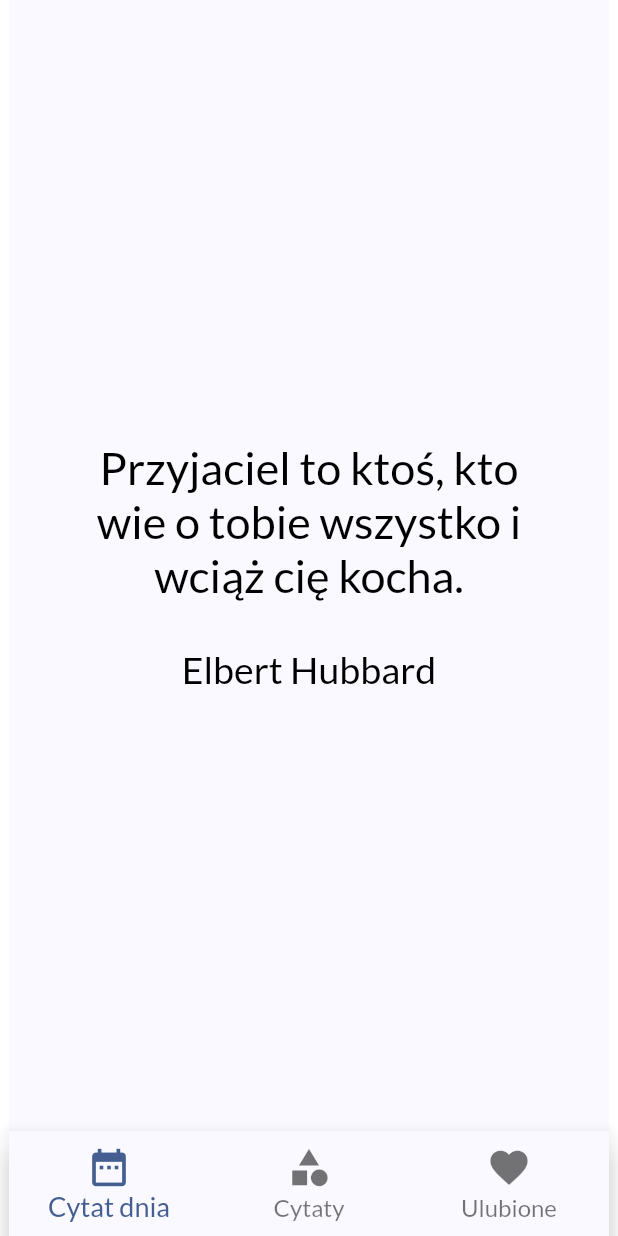
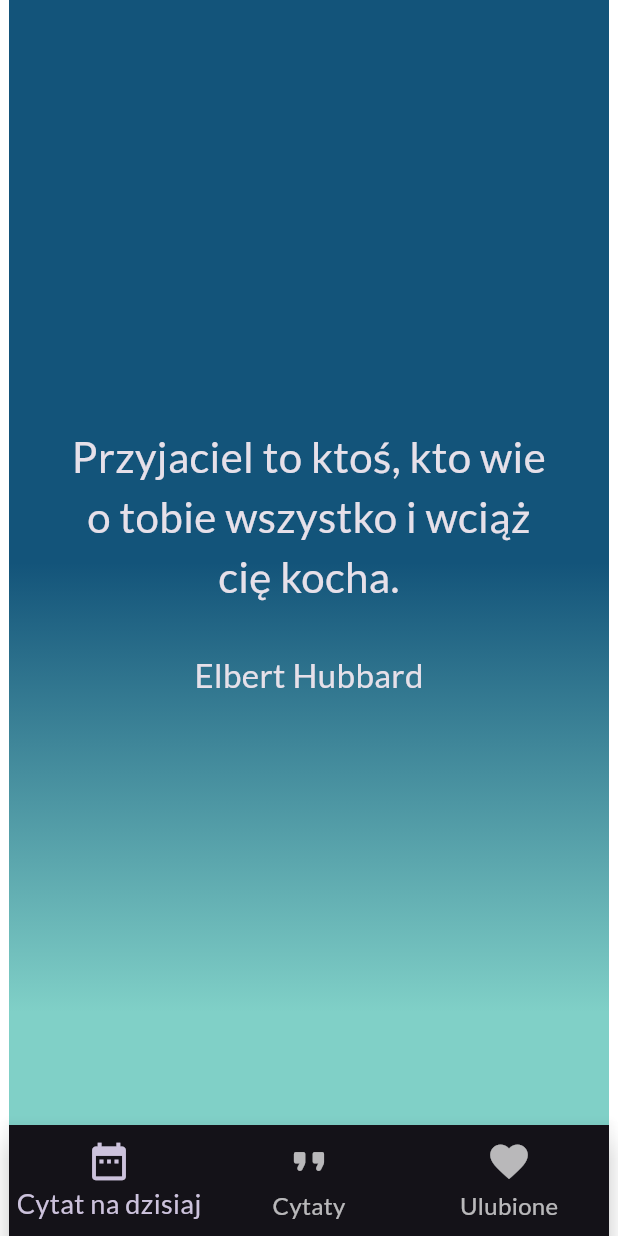
Before and after one commit to agnieszkaole/flutter_app_1, a Flutter app: the screen it shows after launch, on a phone screen of 412 x 824 dp. Run offline on Flutter 3.47's test engine with Material 2 defaults, Android fonts, the phone set to English and light mode, and no system bars; our stand-ins replace google_fonts; network calls fail.

Commit message:
quote of the day background

```diff
--- a/lib/main.dart
+++ b/lib/main.dart
@@ -28,22 +28,25 @@ class MyApp extends StatelessWidget {
               debugShowCheckedModeBanner: false,
               title: 'Projekt 1',
               theme: ThemeData(
+                brightness: Brightness.dark,
                 useMaterial3: true,
-              textTheme: Theme.of(context).textTheme.apply(
                 fontFamily: GoogleFonts.lato().fontFamily,
-                    bodyColor: const Color.fromARGB(255, 255, 255, 255),
-                    displayColor: const Color.fromARGB(255, 92, 36, 182),
-                  ),
-              colorScheme: ColorScheme.fromSeed(
-                seedColor: Colors.blueAccent,
-              ),
+                // colorScheme: ColorScheme.fromSeed(
+                //   seedColor: Colors.white,
+                // ),
+                // textTheme: Theme.of(context).textTheme.apply(
+                //       fontFamily: GoogleFonts.lato().fontFamily,
+                //       bodyColor: const Color.fromARGB(255, 255, 255, 255),
+                //     ),
+                // colorScheme: ColorScheme.fromSeed(
+                //   seedColor: Colors.white,
+                // ),
               ),
               home: const HomePage(),
             ),
-        ),
             // ),
           ),
-    );
+        ));
   }
 }
 
--- a/lib/pages/favorite_page.dart
+++ b/lib/pages/favorite_page.dart
@@ -45,6 +45,7 @@ class FavoritePage extends StatelessWidget {
                       ScaffoldMessenger.of(context).showSnackBar(
                         const SnackBar(
                           content: Text('Skopiowano'),
+                          duration: Duration(milliseconds: 500),
                         ),
                       );
                     },
--- a/lib/pages/home_page.dart
+++ b/lib/pages/home_page.dart
@@ -24,19 +24,28 @@ class _HomePageState extends State<HomePage> {
   Widget build(BuildContext context) {
     return SafeArea(
       child: Scaffold(
+        // body: const CustomScrollView(
+        //   slivers: [
+        //     SliverAppBar(
+        //       title: Text('Motivea'),
+        //       centerTitle: true,
+        //     )
+        //   ],
+        // ),
         // extendBodyBehindAppBar: true,
         // appBar: AppBar(
-        //   // elevation: 0,
+        //   elevation: 0,
+        //   backgroundColor: const Color.fromRGBO(55, 48, 107, 1),
         //   title: const Text(
-        //     'Projekt 1',
+        //     'Motivea',
         //     style: TextStyle(
         //       fontSize: 30,
         //       // color: Colors.white,
         //       fontWeight: FontWeight.bold,
         //     ),
         //   ),
-
         //   centerTitle: true,
+        //   toolbarHeight: 80,
         // ),
         body: IndexedStack(
           index: currentPage,
@@ -56,10 +65,12 @@ class _HomePageState extends State<HomePage> {
           items: const [
             BottomNavigationBarItem(
               icon: Icon(Icons.date_range),
-              label: 'Cytat dnia',
+              label: 'Cytat na dzisiaj',
             ),
             BottomNavigationBarItem(
-              icon: Icon(Icons.category),
+              icon: Icon(
+                Icons.format_quote_rounded,
+              ),
               label: 'Cytaty',
             ),
             BottomNavigationBarItem(
--- a/lib/pages/quote_of_the_day.dart
+++ b/lib/pages/quote_of_the_day.dart
@@ -10,8 +10,20 @@ class QuoteOfTheDay extends StatelessWidget {
   Widget build(BuildContext context) {
     final randomIndex = Random().nextInt(quotes.length);
     final quote = quotes[randomIndex];
-    return Padding(
-      padding: const EdgeInsets.all(30.0),
+    return Container(
+      decoration: const BoxDecoration(
+        gradient: LinearGradient(
+          colors: [
+            Color.fromRGBO(19, 84, 122, 1),
+            Color.fromRGBO(128, 208, 199, 1),
+          ],
+          stops: [0.5, 0.9],
+          begin: Alignment.topCenter,
+          end: Alignment.bottomCenter,
+        ),
+      ),
+      child: Padding(
+        padding: const EdgeInsets.all(20.0),
         child: Center(
           child: Column(
             mainAxisAlignment: MainAxisAlignment.center,
@@ -28,6 +40,7 @@ class QuoteOfTheDay extends StatelessWidget {
             ],
           ),
         ),
+      ),
     );
   }
 }
--- a/lib/pages/quotes_list.dart
+++ b/lib/pages/quotes_list.dart
@@ -1,5 +1,4 @@
 import 'dart:convert';
-
 import 'package:flutter/material.dart';
 import 'package:flutter_app_1/global_variables.dart';
 import 'package:flutter_app_1/widgets/single_quote.dart';
--- a/lib/pages/random_quote.dart
+++ b/lib/pages/random_quote.dart
@@ -21,8 +21,8 @@ class RandomQuote extends StatelessWidget {
             content,
             textAlign: TextAlign.center,
             style: const TextStyle(
-              fontSize: 30,
-              color: Colors.black,
+              fontSize: 28,
+              // color: Colors.black,
             ),
           ),
           const SizedBox(
@@ -31,8 +31,8 @@ class RandomQuote extends StatelessWidget {
           Text(
             author,
             style: const TextStyle(
-              fontSize: 25,
-              color: Colors.black,
+              fontSize: 22,
+              // color: Colors.black,
             ),
           ),
         ],
--- a/lib/widgets/single_quote.dart
+++ b/lib/widgets/single_quote.dart
@@ -29,9 +29,9 @@ class SingleQuote extends StatelessWidget {
         // color: const Color.fromRGBO(0, 0, 0, 0.4),
         shape: RoundedRectangleBorder(
           borderRadius: BorderRadius.circular(15.0),
-          side: const BorderSide(
-            color: Color.fromRGBO(255, 255, 255, 0.3),
-          ),
+          // side: const BorderSide(
+          //   color: Color.fromRGBO(255, 255, 255, 0.3),
+          // ),
         ),
         child: Stack(
           children: [
@@ -113,8 +113,8 @@ class SingleQuote extends StatelessWidget {
                                 );
                                 ScaffoldMessenger.of(context).showSnackBar(
                                   const SnackBar(
-                                    content: Text('Dodano do ulubionych'),
-                                  ),
+                                      content: Text('Dodano do ulubionych'),
+                                      duration: Duration(milliseconds: 500)),
                                 );
                               },
                             ),
@@ -132,6 +132,7 @@ class SingleQuote extends StatelessWidget {
                                 ScaffoldMessenger.of(context).showSnackBar(
                                   const SnackBar(
                                     content: Text('Skopiowano'),
+                                    duration: Duration(milliseconds: 500),
                                   ),
                                 );
                               },
```
Lines whose indentation alone changed are shown as unchanged.
